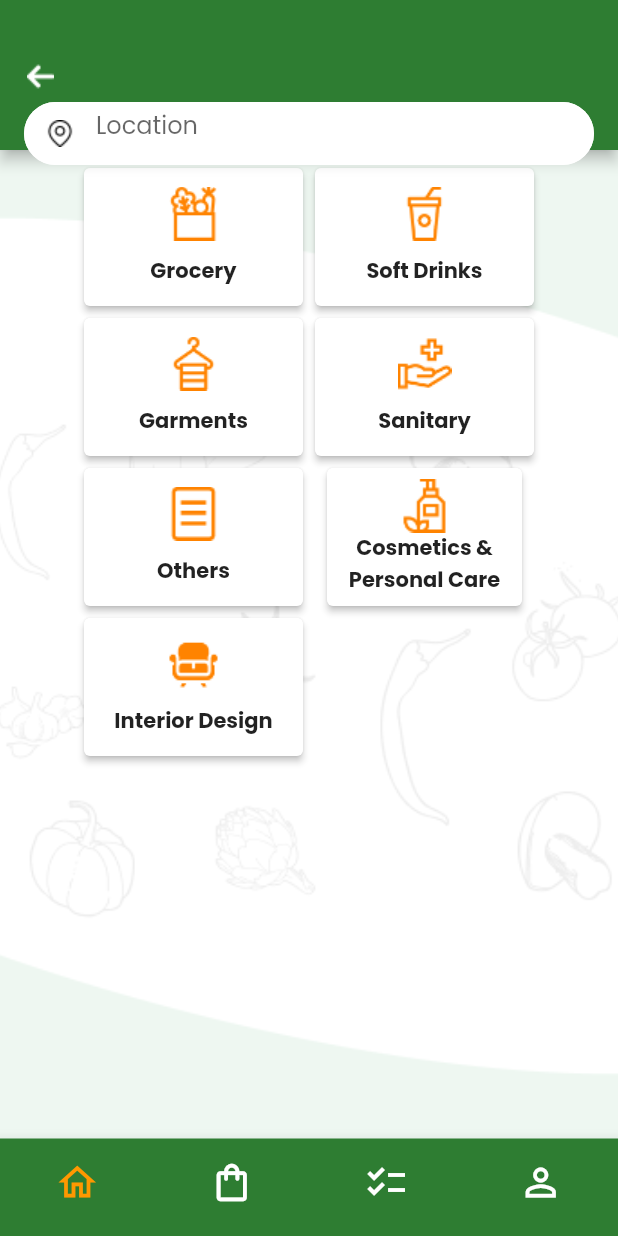
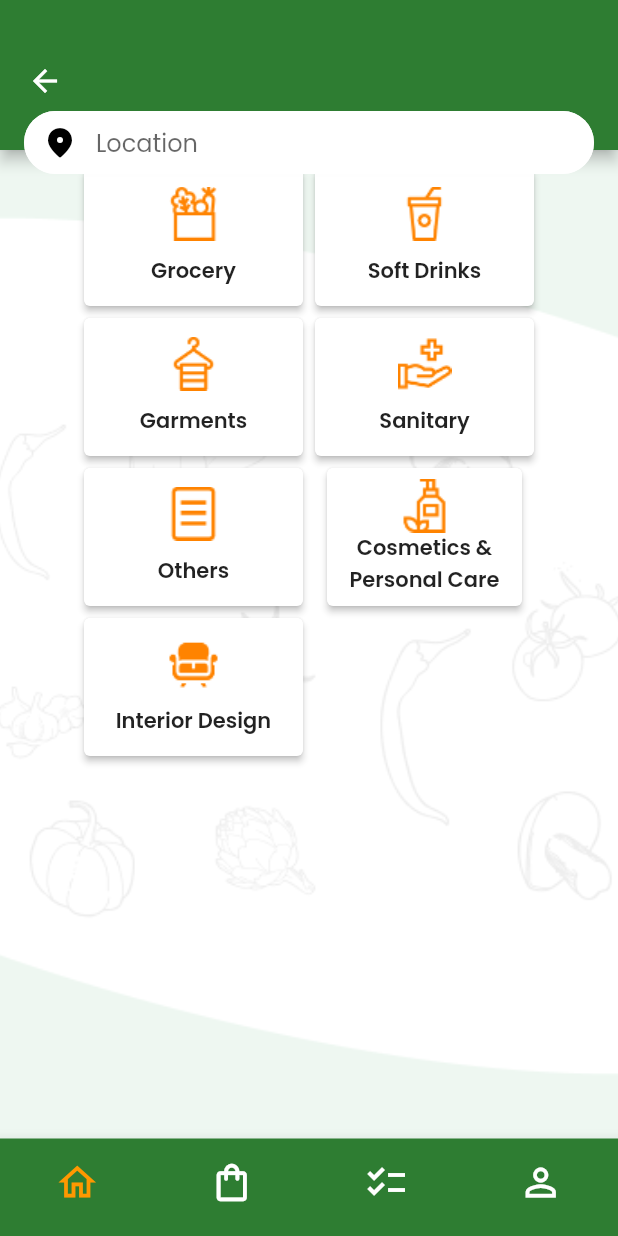
Before and after one commit to saurabhmdh/ekirana_user_flutter, a Flutter app: the screen it shows after launch, on a phone screen of 412 x 824 dp. Run offline on Flutter 3.47's test engine with Material 2 defaults, Android fonts, the phone set to English and light mode, and no system bars.

```diff
--- a/lib/main.dart
+++ b/lib/main.dart
@@ -11,6 +11,7 @@ class EkiranaApp extends StatelessWidget {
 
     return MaterialApp(
       theme: ThemeData(fontFamily: 'Poppins'),
+      debugShowCheckedModeBanner: false,
       initialRoute: "/home",
       routes: {
         '/home': (context) => HomeScreen()
--- a/lib/screens/HomeScreen.dart
+++ b/lib/screens/HomeScreen.dart
@@ -16,6 +16,7 @@ class _HomeScreen extends State<HomeScreen> {
       ),
       child: Scaffold(
         backgroundColor: Colors.transparent,
+        resizeToAvoidBottomInset: false,
         appBar: AppBar(
           toolbarHeight: 100,
           flexibleSpace: Container(
@@ -27,12 +28,13 @@ class _HomeScreen extends State<HomeScreen> {
                     Container(
                       alignment: Alignment.topLeft,
                       padding: const EdgeInsets.only(left: 18,top: 42),
-                      child: Image.asset('assets/images/left_arrow.png')
+                      child: Icon(Icons.arrow_back,color: Colors.white,)
                     ),
                     Container(
                       height: 50,
                       padding: const EdgeInsets.only(left: 16,right: 16, top: 8),
                       child: TextField(
+                        textAlignVertical: TextAlignVertical.center,
                         cursorColor: Colors.black,
                         textAlign: TextAlign.left,
                         decoration: InputDecoration(
@@ -40,24 +42,21 @@ class _HomeScreen extends State<HomeScreen> {
                                 borderRadius: BorderRadius.circular(30),
                                 borderSide: const BorderSide(
                                     color: Colors.white,
-                                    width: 1
+                                    width: 2
                                 )
                             ),
                             focusedBorder: OutlineInputBorder(
                             borderRadius: BorderRadius.circular(30),
                             borderSide: const BorderSide(
                                 color: Colors.white,
-                                width: 1
+                                width: 2
                             )
                         ),
-                          prefixIcon: Container(
-                            width: 5,
-                            height: 5,
-                            child: Image(image: ResizeImage(AssetImage('assets/images/location_icon.png'),width: 18,height: 18),),
-                          ),
+                          prefixIcon: Icon(Icons.location_on_rounded,color: Colors.black),
                           hintText: "Location",
                           filled: true,
-                          fillColor: Colors.white
+                          fillColor: Colors.white,
+                          contentPadding: EdgeInsets.only(top: 4)
                         ),
                       ),
                     )
@@ -86,7 +85,7 @@ class _HomeScreen extends State<HomeScreen> {
                         children: [
                           Image(image: ResizeImage(AssetImage('assets/images/grocery_bag_icon.png'),width: 36,height: 36)),
                           SizedBox(height: 10,),
-                          Text("Grocery",style: TextStyle(fontWeight: FontWeight.bold),),
+                          Text("Grocery",style: TextStyle(fontWeight: FontWeight.w600),),
                         ],
                       ),
                     ),
@@ -101,7 +100,7 @@ class _HomeScreen extends State<HomeScreen> {
                         children: [
                           Image(image: ResizeImage(AssetImage('assets/images/garment_icon.png'),width: 36,height: 36)),
                           SizedBox(height: 10,),
-                          Text("Garments",style: TextStyle(fontWeight: FontWeight.bold),),
+                          Text("Garments",style: TextStyle(fontWeight: FontWeight.w600),),
                         ],
                       ),
                     ),
@@ -116,7 +115,7 @@ class _HomeScreen extends State<HomeScreen> {
                         children: [
                           Image(image: ResizeImage(AssetImage('assets/images/others_icon.png'),width: 36,height: 36)),
                           SizedBox(height: 10,),
-                          Text("Others",style: TextStyle(fontWeight: FontWeight.bold)),
+                          Text("Others",style: TextStyle(fontWeight: FontWeight.w600)),
                         ],
                       ),
                     ),
@@ -131,7 +130,7 @@ class _HomeScreen extends State<HomeScreen> {
                         children: [
                           Image(image: ResizeImage(AssetImage('assets/images/interior_design_icon.png'),width: 36,height: 36)),
                           SizedBox(height: 10,),
-                          Text("Interior Design",style: TextStyle(fontWeight: FontWeight.bold),),
+                          Text("Interior Design",style: TextStyle(fontWeight: FontWeight.w600),),
                         ],
                       ),
                     ),
@@ -150,7 +149,7 @@ class _HomeScreen extends State<HomeScreen> {
                         children: [
                           Image(image: ResizeImage(AssetImage('assets/images/soft_drink_icon.png'),width: 36,height: 36)),
                           SizedBox(height: 10,),
-                          Text("Soft Drinks",style: TextStyle(fontWeight: FontWeight.bold),),
+                          Text("Soft Drinks",style: TextStyle(fontWeight: FontWeight.w600),),
                         ],
                       ),
                     ),
@@ -165,7 +164,7 @@ class _HomeScreen extends State<HomeScreen> {
                         children: [
                           Image(image: ResizeImage(AssetImage('assets/images/sanitary_icon.png'),width: 36,height: 36)),
                           SizedBox(height: 10,),
-                          Text("Sanitary",style: TextStyle(fontWeight: FontWeight.bold)),
+                          Text("Sanitary",style: TextStyle(fontWeight: FontWeight.w600)),
                         ],
                       ),
                     ),
@@ -180,7 +179,7 @@ class _HomeScreen extends State<HomeScreen> {
                         mainAxisAlignment: MainAxisAlignment.center,
                         children: [
                           Image(image: ResizeImage(AssetImage('assets/images/cosmetics_icon.png'),width: 36,height: 36)),
-                          Text("Cosmetics & Personal Care",style: TextStyle(fontWeight: FontWeight.bold ), textAlign: TextAlign.center,),
+                          Text("Cosmetics & Personal Care",style: TextStyle(fontWeight: FontWeight.w600 ), textAlign: TextAlign.center,),
                         ],
                       ),
                     ),
```
